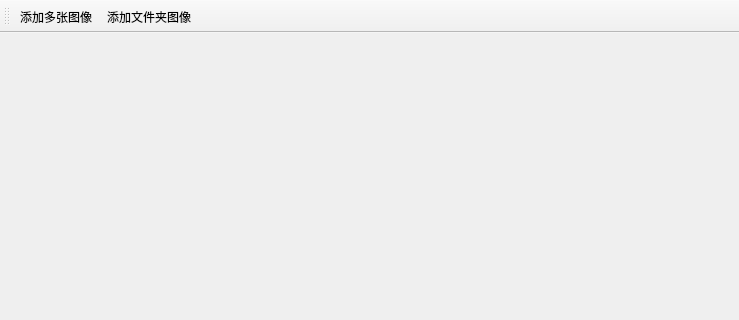
Above: Ui/MainWindow/CCImageMainWindow.ui from Charliechen114514/CCPixelCraft before the change; both pictures show x 0 to 739 and y 0 to 320 of the 739 by 544 pixel window. Below: the same form after it.
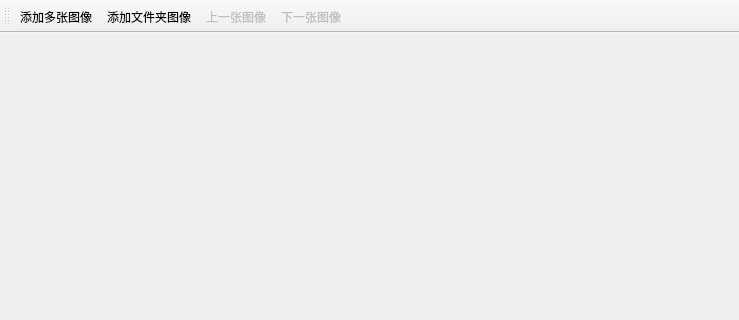
That is the form after the change. Icons and pictures are not drawn.

What changed in the file:
```diff
--- a/Ui/MainWindow/CCImageMainWindow.ui
+++ b/Ui/MainWindow/CCImageMainWindow.ui
@@ -86,6 +86,8 @@
    </attribute>
    <addaction name="action_add_images"/>
    <addaction name="action_loadfromDir"/>
+   <addaction name="action_prev_image"/>
+   <addaction name="action_next_image"/>
   </widget>
   <action name="action_add_images">
    <property name="icon">
@@ -120,6 +122,38 @@
     <enum>QAction::MenuRole::NoRole</enum>
    </property>
   </action>
+  <action name="action_next_image">
+   <property name="enabled">
+    <bool>false</bool>
+   </property>
+   <property name="icon">
+    <iconset>
+     <normalon>:/icons/toolbar/icons/toolbar/next.png</normalon>
+    </iconset>
+   </property>
+   <property name="text">
+    <string>下一张图像</string>
+   </property>
+   <property name="menuRole">
+    <enum>QAction::MenuRole::NoRole</enum>
+   </property>
+  </action>
+  <action name="action_prev_image">
+   <property name="enabled">
+    <bool>false</bool>
+   </property>
+   <property name="icon">
+    <iconset>
+     <normalon>:/icons/toolbar/icons/toolbar/prev.png</normalon>
+    </iconset>
+   </property>
+   <property name="text">
+    <string>上一张图像</string>
+   </property>
+   <property name="menuRole">
+    <enum>QAction::MenuRole::NoRole</enum>
+   </property>
+  </action>
  </widget>
  <resources>
   <include location="../../Sources/sources.qrc"/>
```
